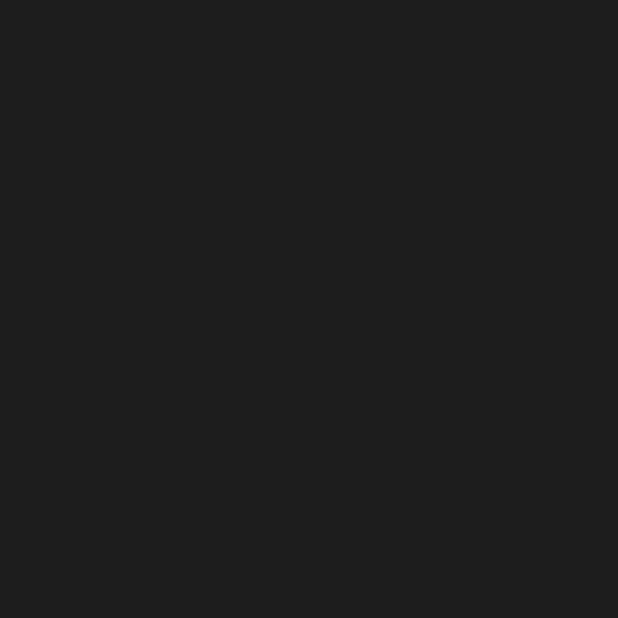
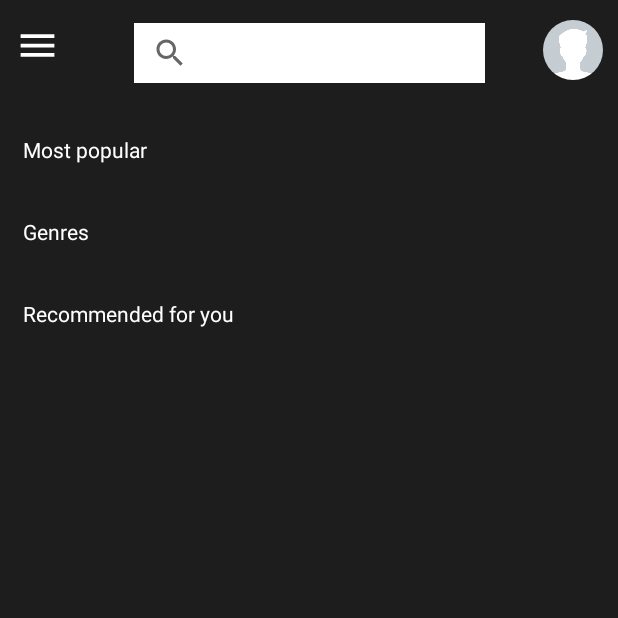
Before and after one commit to skaradimitriou/Moviepedia, an Android app: the Dashboard screen opened directly, with no data from a screen before it, on a phone screen of 412 x 824 dp, the top half of it. Before the commit the part shown is empty. Run offline under Robolectric (Android 15) with nearby library versions, the phone set to English and light mode, and no system bars; our stand-ins replace CircleImageView.

Commit message:
Dashboard

```diff
--- a/app/src/main/java/com/stathis/moviepedia/Dashboard.kt
+++ b/app/src/main/java/com/stathis/moviepedia/Dashboard.kt
@@ -9,4 +9,6 @@ class Dashboard : AppCompatActivity() {
         super.onCreate(savedInstanceState)
         setContentView(R.layout.activity_dashboard)
     }
+
+
 }
--- a/app/src/main/java/com/stathis/moviepedia/PersonaliseAccount.kt
+++ b/app/src/main/java/com/stathis/moviepedia/PersonaliseAccount.kt
@@ -1,7 +1,9 @@
 package com.stathis.moviepedia
 
+import android.content.Intent
 import androidx.appcompat.app.AppCompatActivity
 import android.os.Bundle
+import kotlinx.android.synthetic.main.activity_personalise_account.*
 
 class PersonaliseAccount : AppCompatActivity() {
 
@@ -9,4 +11,12 @@ class PersonaliseAccount : AppCompatActivity() {
         super.onCreate(savedInstanceState)
         setContentView(R.layout.activity_personalise_account)
     }
+
+    override fun onPostCreate(savedInstanceState: Bundle?) {
+        super.onPostCreate(savedInstanceState)
+
+        skipBtn.setOnClickListener{
+            startActivity(Intent(this, Dashboard::class.java))
+        }
+    }
 }
--- /dev/null
+++ b/app/src/main/res/drawable/ic_menu_white_24dp.xml
@@ -0,0 +1,5 @@
+<vector android:height="24dp" android:tint="#FFFFFF"
+    android:viewportHeight="24.0" android:viewportWidth="24.0"
+    android:width="24dp" xmlns:android="http://schemas.android.com/apk/res/android">
+    <path android:fillColor="#FF000000" android:pathData="M3,18h18v-2L3,16v2zM3,13h18v-2L3,11v2zM3,6v2h18L21,6L3,6z"/>
+</vector>
--- a/app/src/main/res/layout/activity_dashboard.xml
+++ b/app/src/main/res/layout/activity_dashboard.xml
@@ -7,6 +7,119 @@
     android:background="#1d1d1d"
     tools:context=".Dashboard">
 
+    <ImageView
+        android:id="@+id/burgerMenu"
+        android:layout_width="30dp"
+        android:layout_height="30dp"
+        android:layout_marginLeft="10dp"
+        android:layout_marginTop="15dp"
+        android:src="@drawable/ic_menu_white_24dp"
+        app:layout_constraintLeft_toLeftOf="parent"
+        app:layout_constraintTop_toTopOf="parent" />
 
+    <androidx.appcompat.widget.SearchView
+        android:layout_width="234dp"
+        android:layout_height="40dp"
+        android:layout_marginTop="15dp"
+        android:background="#fff"
+        app:layout_constraintCircleRadius="15dp"
+        app:layout_constraintTop_toTopOf="parent"
+        app:layout_constraintLeft_toLeftOf="parent"
+        app:layout_constraintRight_toRightOf="parent"/>
+
+    <de.hdodenhof.circleimageview.CircleImageView
+        android:id="@+id/userProfileImg"
+        android:layout_width="40dp"
+        android:layout_height="40dp"
+        android:layout_marginRight="10dp"
+        android:layout_marginTop="13dp"
+        android:src="@drawable/profile_img_placeholder"
+        app:layout_constraintRight_toRightOf="parent"
+        app:layout_constraintTop_toTopOf="parent" />
+
+    <androidx.recyclerview.widget.RecyclerView
+        android:id="@+id/featuredRecView"
+        android:layout_width="wrap_content"
+        android:layout_height="wrap_content"
+        android:layout_marginLeft="15dp"
+        android:layout_marginTop="70dp"
+        android:orientation="horizontal"
+        app:layoutManager="androidx.recyclerview.widget.LinearLayoutManager"
+        app:layout_constraintLeft_toLeftOf="parent"
+        app:layout_constraintTop_toTopOf="parent" />
+
+    <TextView
+        android:id="@+id/popular"
+        android:layout_width="wrap_content"
+        android:layout_height="wrap_content"
+        android:layout_marginLeft="15dp"
+        android:layout_marginTop="20dp"
+        android:fontFamily="sans-serif"
+        android:text="Most popular"
+        android:textColor="#ffffff"
+        android:textSize="14sp"
+        android:textStyle="normal"
+        app:layout_constraintLeft_toLeftOf="parent"
+        app:layout_constraintTop_toBottomOf="@+id/featuredRecView" />
+
+    <androidx.recyclerview.widget.RecyclerView
+        android:id="@+id/popularRecView"
+        android:layout_width="wrap_content"
+        android:layout_height="wrap_content"
+        android:layout_marginTop="15dp"
+        android:orientation="horizontal"
+        app:layoutManager="androidx.recyclerview.widget.LinearLayoutManager"
+        app:layout_constraintLeft_toLeftOf="parent"
+        app:layout_constraintTop_toBottomOf="@+id/popular" />
+
+    <TextView
+        android:id="@+id/genres"
+        android:layout_width="wrap_content"
+        android:layout_height="wrap_content"
+        android:layout_marginLeft="15dp"
+        android:layout_marginTop="20dp"
+        android:fontFamily="sans-serif"
+        android:text="Genres"
+        android:textColor="#ffffff"
+        android:textSize="14sp"
+        android:textStyle="normal"
+        app:layout_constraintLeft_toLeftOf="parent"
+        app:layout_constraintTop_toBottomOf="@+id/popularRecView" />
+
+    <androidx.recyclerview.widget.RecyclerView
+        android:id="@+id/genresRecView"
+        android:layout_width="wrap_content"
+        android:layout_height="wrap_content"
+        android:layout_marginLeft="15dp"
+        android:layout_marginTop="15dp"
+        android:orientation="horizontal"
+        app:layoutManager="androidx.recyclerview.widget.LinearLayoutManager"
+        app:layout_constraintLeft_toLeftOf="parent"
+        app:layout_constraintTop_toBottomOf="@+id/genres" />
+
+    <TextView
+        android:id="@+id/recommended"
+        android:layout_width="wrap_content"
+        android:layout_height="wrap_content"
+        android:layout_marginLeft="15dp"
+        android:layout_marginTop="20dp"
+        android:fontFamily="sans-serif"
+        android:text="Recommended for you"
+        android:textColor="#ffffff"
+        android:textSize="14sp"
+        android:textStyle="normal"
+        app:layout_constraintLeft_toLeftOf="parent"
+        app:layout_constraintTop_toBottomOf="@+id/genresRecView" />
+
+    <androidx.recyclerview.widget.RecyclerView
+        android:id="@+id/recommendedRecView"
+        android:layout_width="wrap_content"
+        android:layout_height="wrap_content"
+        android:layout_marginLeft="15dp"
+        android:layout_marginTop="15dp"
+        android:orientation="horizontal"
+        app:layoutManager="androidx.recyclerview.widget.LinearLayoutManager"
+        app:layout_constraintLeft_toLeftOf="parent"
+        app:layout_constraintTop_toBottomOf="@+id/recommended" />
 
 </androidx.constraintlayout.widget.ConstraintLayout>
--- a/app/src/main/res/layout/activity_personalise_account.xml
+++ b/app/src/main/res/layout/activity_personalise_account.xml
@@ -38,6 +38,7 @@
         android:text="set up your profile" />
 
     <TextView
+        android:id="@+id/skipBtn"
         android:layout_width="wrap_content"
         android:layout_height="wrap_content"
         android:layout_marginRight="20dp"
```
Also changed, not shown: app/src/main/res/drawable/profile_img_placeholder.webp (added).
